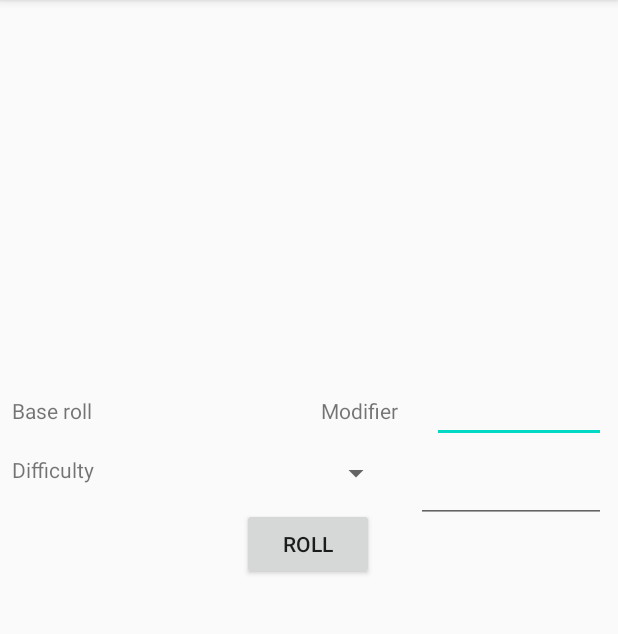
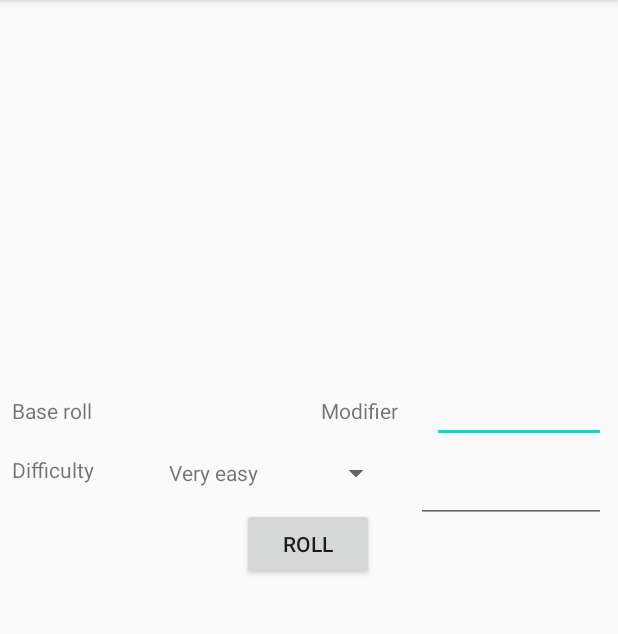
Before and after one commit to CruxMDQ/kd205e, an Android app: the screen it shows after launch (MainActivity), on a phone screen of 412 x 824 dp, the part 84-718 px from its top. Run offline under Robolectric (Android 15) with nearby library versions, the phone set to English and light mode, and no system bars; our stand-ins replace Timber, data binding; 1 statement that could not run was skipped.

Commit message:
Initial working spinner mechanism.

```diff
--- a/app/build.gradle
+++ b/app/build.gradle
@@ -24,8 +24,8 @@ android {
         }
     }
 
-    dataBinding {
-        enabled = true
+    buildFeatures {
+        dataBinding = true
     }
 }
 
--- a/app/src/main/java/com/callisto/kd205e/Difficulty.kt
+++ b/app/src/main/java/com/callisto/kd205e/Difficulty.kt
@@ -1,3 +1,14 @@
 package com.callisto.kd205e
 
 data class Difficulty(val title: String, val value: Int)
+{
+    override fun toString(): String
+    {
+        return title
+    }
+
+    fun getStringValue(): String
+    {
+        return value.toString()
+    }
+}
--- a/app/src/main/java/com/callisto/kd205e/fragments/roll/RollFragment.kt
+++ b/app/src/main/java/com/callisto/kd205e/fragments/roll/RollFragment.kt
@@ -6,6 +6,8 @@ import android.text.TextWatcher
 import android.view.LayoutInflater
 import android.view.View
 import android.view.ViewGroup
+import android.widget.AdapterView
+import android.widget.ArrayAdapter
 import androidx.databinding.DataBindingUtil
 import androidx.lifecycle.ViewModelProvider
 import com.callisto.kd205e.R
@@ -68,6 +70,31 @@ class RollFragment : BaseFragment()
             override fun onTextChanged(s: CharSequence?, start: Int, before: Int, count: Int) { }
         })
 
+        val arrayAdapter = ArrayAdapter(
+            this.requireContext(),
+            R.layout.row_item,
+            viewModel.mDifficulties
+        )
+
+        binding.spDifficulty.adapter = arrayAdapter
+
+        binding.spDifficulty.onItemSelectedListener = object : AdapterView.OnItemSelectedListener
+        {
+            override fun onNothingSelected(parent: AdapterView<*>?) {
+//                TODO("Not yet implemented")
+            }
+
+            override fun onItemSelected
+            (
+                parent: AdapterView<*>?,
+                view: View?,
+                position: Int,
+                id: Long
+            ) {
+                viewModel.onDifficultySelected(arrayAdapter.getItem(position))
+            }
+        }
+
         return binding.root
     }
 }
--- a/app/src/main/java/com/callisto/kd205e/fragments/roll/RollViewModel.kt
+++ b/app/src/main/java/com/callisto/kd205e/fragments/roll/RollViewModel.kt
@@ -7,7 +7,7 @@ import com.callisto.kd205e.Difficulty
 
 class RollViewModel : ViewModel()
 {
-    private val mDifficulties = listOf(
+    val mDifficulties = listOf(
         Difficulty("Very easy", 5),
         Difficulty("Easy", 10),
         Difficulty("Medium", 15),
@@ -28,13 +28,17 @@ class RollViewModel : ViewModel()
 
     private val _modifier = MutableLiveData<Int>()
 
-    val modifier: LiveData<Int>
+    private val modifier: LiveData<Int>
         get() = _modifier
 
     private val _difficulty = MutableLiveData<Difficulty>()
 
     val difficulty: LiveData<Difficulty>
         get() = _difficulty
+
+    init {
+        _modifier.value = 0
+    }
 
     fun onBtnRollClicked()
     {
@@ -43,18 +47,25 @@ class RollViewModel : ViewModel()
         _rollAdjusted.value = rollBase.value!!.plus(modifier.value!!)
     }
 
+    fun onModifierChanged(modifier: String)
+    {
+        val mod = modifier.toInt()
+
+        if (mod != _modifier.value)
+            _modifier.value = mod
+    }
+
+    fun onDifficultySelected(item: Difficulty?) {
+        _difficulty.value = item
+    }
+
     private fun rollD20(): Int
     {
+        @Suppress("JoinDeclarationAndAssignment")
         val iResult : Int
 
         iResult = (1..20).random()
 
         return iResult
     }
-
-    fun onModifierChanged(modifier: String)
-    {
-        _modifier.value = modifier.toInt()
-    }
-
 }
--- a/app/src/main/res/layout/fragment_roll.xml
+++ b/app/src/main/res/layout/fragment_roll.xml
@@ -122,6 +122,7 @@
             android:layout_width="0dp"
             android:layout_height="wrap_content"
             android:layout_margin="@dimen/margin_half"
+            android:text="@{rollViewModel.difficulty.stringValue}"
             app:layout_constraintStart_toEndOf="@id/spDifficulty"
             app:layout_constraintEnd_toEndOf="parent"
             app:layout_constraintTop_toBottomOf="@+id/editModifier"
--- a/app/src/main/res/layout/row_item.xml
+++ b/app/src/main/res/layout/row_item.xml
@@ -1,18 +1,13 @@
 <?xml version="1.0" encoding="utf-8"?>
-<androidx.constraintlayout.widget.ConstraintLayout
-    xmlns:android="http://schemas.android.com/apk/res/android"
+<TextView xmlns:android="http://schemas.android.com/apk/res/android"
     xmlns:app="http://schemas.android.com/apk/res-auto"
+    android:id="@+id/lblItemName"
     android:layout_width="match_parent"
-    android:layout_height="match_parent">
-
-    <TextView
-        android:id="@+id/lblItemName"
-        android:layout_width="wrap_content"
-        android:layout_height="wrap_content"
-        android:layout_marginEnd="411dp"
-        android:layout_marginBottom="712dp"
-        app:layout_constraintBottom_toBottomOf="parent"
-        app:layout_constraintEnd_toEndOf="parent"
-        app:layout_constraintStart_toStartOf="parent"
-        app:layout_constraintTop_toTopOf="parent" />
-</androidx.constraintlayout.widget.ConstraintLayout>
+    android:layout_height="wrap_content"
+    android:textAlignment="center"
+    app:layout_constraintBottom_toBottomOf="parent"
+    app:layout_constraintEnd_toEndOf="parent"
+    app:layout_constraintStart_toStartOf="parent"
+    app:layout_constraintTop_toTopOf="parent" />
+<!--    android:layout_marginEnd="411dp"-->
+<!--    android:layout_marginBottom="712dp"-->
--- a/build.gradle
+++ b/build.gradle
@@ -27,7 +27,6 @@ allprojects {
     repositories {
         google()
         jcenter()
-
     }
 }
 
```
